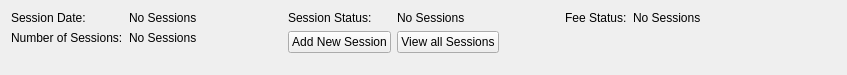
This is drc/gui/sessionoverview.ui in lansdon/cpts483_drc as Qt 5 draws it before an edit. The edited form follows.
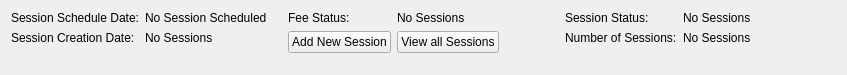
This is the edited form.

Commit message: sum session overview stuff

```diff
--- a/drc/gui/sessionoverview.ui
+++ b/drc/gui/sessionoverview.ui
@@ -26,28 +26,28 @@
       <enum>QFormLayout::AllNonFixedFieldsGrow</enum>
      </property>
      <item row="0" column="0">
+      <widget class="QLabel" name="sessionScheduleDateLabel">
+       <property name="text">
+        <string>Session Schedule Date:</string>
+       </property>
+      </widget>
+     </item>
+     <item row="0" column="1">
+      <widget class="QLabel" name="sessionScheduleDisplayLabel">
+       <property name="text">
+        <string>No Session Scheduled</string>
+       </property>
+      </widget>
+     </item>
+     <item row="1" column="0">
       <widget class="QLabel" name="sessionDateLabel">
        <property name="text">
-        <string>Session Date:</string>
-       </property>
-      </widget>
-     </item>
-     <item row="0" column="1">
-      <widget class="QLabel" name="sessionDateDisplayLabel">
-       <property name="text">
-        <string>No Sessions</string>
-       </property>
-      </widget>
-     </item>
-     <item row="1" column="0">
-      <widget class="QLabel" name="numSessionsLabel">
-       <property name="text">
-        <string>Number of Sessions:</string>
+        <string>Session Creation Date:</string>
        </property>
       </widget>
      </item>
      <item row="1" column="1">
-      <widget class="QLabel" name="numSessionsDisplayLabel">
+      <widget class="QLabel" name="sessionCreationDateDisplayLabel">
        <property name="text">
         <string>No Sessions</string>
        </property>
@@ -56,16 +56,16 @@
     </layout>
    </item>
    <item>
-    <layout class="QFormLayout" name="formLayout_3">
+    <layout class="QFormLayout" name="formLayout">
      <item row="0" column="0">
-      <widget class="QLabel" name="sessionStatusLabel">
+      <widget class="QLabel" name="sessionFeeLabel">
        <property name="text">
-        <string>Session Status:</string>
+        <string>Fee Status:</string>
        </property>
       </widget>
      </item>
      <item row="0" column="1">
-      <widget class="QLabel" name="sessionStatusDisplayLabel">
+      <widget class="QLabel" name="sessionFeeStatusDisplayLabel">
        <property name="text">
         <string>No Sessions</string>
        </property>
@@ -94,16 +94,30 @@
     </layout>
    </item>
    <item>
-    <layout class="QFormLayout" name="formLayout">
+    <layout class="QFormLayout" name="formLayout_3">
      <item row="0" column="0">
-      <widget class="QLabel" name="sessionFeeLabel">
+      <widget class="QLabel" name="sessionStatusLabel">
        <property name="text">
-        <string>Fee Status:</string>
+        <string>Session Status:</string>
        </property>
       </widget>
      </item>
      <item row="0" column="1">
-      <widget class="QLabel" name="sessionFeeStatusDisplayLabel">
+      <widget class="QLabel" name="sessionStatusDisplayLabel">
+       <property name="text">
+        <string>No Sessions</string>
+       </property>
+      </widget>
+     </item>
+     <item row="1" column="0">
+      <widget class="QLabel" name="numSessionsLabel">
+       <property name="text">
+        <string>Number of Sessions:</string>
+       </property>
+      </widget>
+     </item>
+     <item row="1" column="1">
+      <widget class="QLabel" name="numSessionsDisplayLabel">
        <property name="text">
         <string>No Sessions</string>
        </property>
```
The commit also changes 6 other files.
